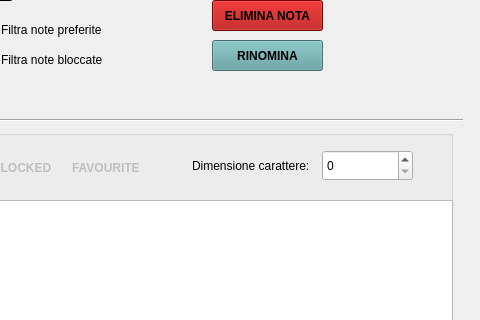
Above: ui_files/basewindow.ui from niccobarto/denote before the change; both pictures show x 428 to 908 and y 150 to 470 of the 908 by 778 pixel window. Below: the same form after it.
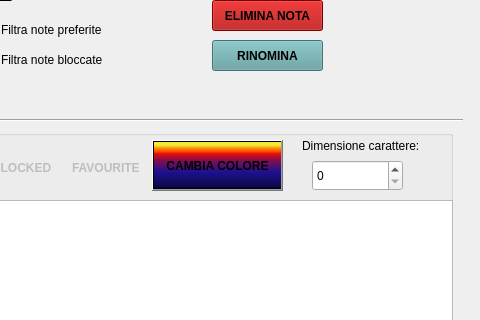
That is the form after the change. Icons and pictures are not drawn.

Commit message: Implementata la funzionalità di cambio colore nel testo

What changed in the file:
```diff
--- a/ui_files/basewindow.ui
+++ b/ui_files/basewindow.ui
@@ -76,14 +76,19 @@
       <height>431</height>
      </rect>
     </property>
+    <property name="font">
+     <font>
+      <underline>false</underline>
+     </font>
+    </property>
     <property name="title">
      <string/>
     </property>
     <widget class="QSpinBox" name="sizechanger">
      <property name="geometry">
       <rect>
-       <x>710</x>
-       <y>20</y>
+       <x>700</x>
+       <y>30</y>
        <width>91</width>
        <height>31</height>
       </rect>
@@ -92,8 +97,8 @@
     <widget class="QLabel" name="label">
      <property name="geometry">
       <rect>
-       <x>580</x>
-       <y>20</y>
+       <x>690</x>
+       <y>0</y>
        <width>121</width>
        <height>31</height>
       </rect>
@@ -101,6 +106,7 @@
      <property name="font">
       <font>
        <pointsize>9</pointsize>
+       <underline>false</underline>
       </font>
      </property>
      <property name="text">
@@ -217,6 +223,38 @@
       <string>FAVOURITE</string>
      </property>
     </widget>
+    <widget class="QPushButton" name="colorbutton">
+     <property name="geometry">
+      <rect>
+       <x>540</x>
+       <y>10</y>
+       <width>131</width>
+       <height>51</height>
+      </rect>
+     </property>
+     <property name="font">
+      <font>
+       <pointsize>9</pointsize>
+       <bold>true</bold>
+       <underline>false</underline>
+      </font>
+     </property>
+     <property name="mouseTracking">
+      <bool>false</bool>
+     </property>
+     <property name="tabletTracking">
+      <bool>false</bool>
+     </property>
+     <property name="styleSheet">
+      <string notr="true">background-color:qlineargradient(spread:pad, x1:0, y1:1, x2:0, y2:0, stop:0 rgba(0, 0, 0, 255), stop:0.05 rgba(14, 8, 73, 255), stop:0.36 rgba(28, 17, 145, 255), stop:0.6 rgba(126, 14, 81, 255), stop:0.75 rgba(234, 11, 11, 255), stop:0.79 rgba(244, 70, 5, 255), stop:0.86 rgba(255, 136, 0, 255), stop:0.935 rgba(239, 236, 55, 255));
+color:black;
+
+</string>
+     </property>
+     <property name="text">
+      <string>CAMBIA COLORE</string>
+     </property>
+    </widget>
    </widget>
    <widget class="QLabel" name="label_3">
     <property name="geometry">
```
Left out of the diff: 2 changed lines with no effect on the pictures. The commit also changes 3 other files.
